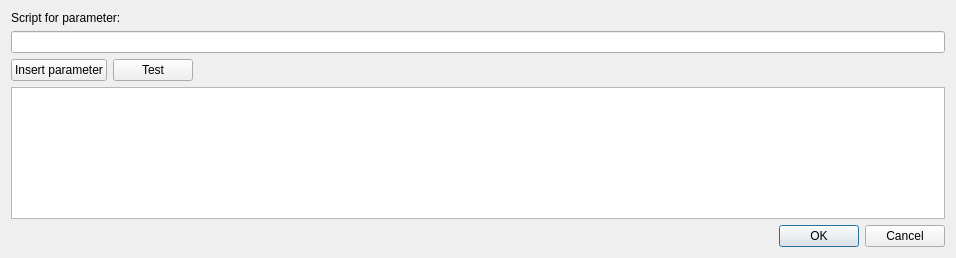
This is mandelbulber2/qt/script_dialog.ui in buddhi1980/mandelbulber2 as Qt 5 draws it before an edit. The edited form follows.
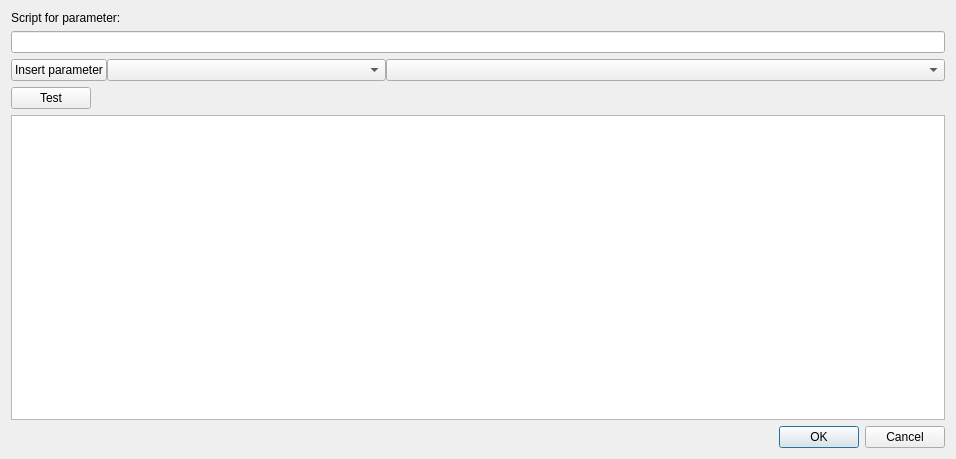
This is the edited form.

Commit message: Partially implemented inserting of parameters to scripts

What changed in the file:
```diff
--- a/mandelbulber2/qt/script_dialog.ui
+++ b/mandelbulber2/qt/script_dialog.ui
@@ -7,7 +7,7 @@
     <x>0</x>
     <y>0</y>
     <width>956</width>
-    <height>258</height>
+    <height>459</height>
    </rect>
   </property>
   <property name="windowTitle">
@@ -28,7 +28,13 @@
     <widget class="QLineEdit" name="lineEdit_script"/>
    </item>
    <item>
-    <layout class="QHBoxLayout" name="horizontalLayout">
+    <layout class="QHBoxLayout" name="horizontalLayout_2" stretch="0,1,2">
+     <property name="spacing">
+      <number>0</number>
+     </property>
+     <property name="topMargin">
+      <number>0</number>
+     </property>
      <item>
       <widget class="QPushButton" name="pushButton_insertParameter">
        <property name="text">
@@ -37,6 +43,19 @@
       </widget>
      </item>
      <item>
+      <widget class="QComboBox" name="comboBox_container"/>
+     </item>
+     <item>
+      <widget class="QComboBox" name="comboBox_parameter"/>
+     </item>
+    </layout>
+   </item>
+   <item>
+    <layout class="QHBoxLayout" name="horizontalLayout">
+     <property name="spacing">
+      <number>0</number>
+     </property>
+     <item>
       <widget class="QPushButton" name="pushButton_Test">
        <property name="text">
         <string>Test</string>
@@ -61,19 +80,6 @@
    <item>
     <widget class="QTextBrowser" name="textBrowser_result"/>
    </item>
-   <item>
-    <spacer name="verticalSpacer">
-     <property name="orientation">
-      <enum>Qt::Vertical</enum>
-     </property>
-     <property name="sizeHint" stdset="0">
-      <size>
-       <width>20</width>
-       <height>40</height>
-      </size>
-     </property>
-    </spacer>
-   </item>
    <item>
     <widget class="QDialogButtonBox" name="buttonBox">
      <property name="orientation">
```
The commit also changes 5 other files.
